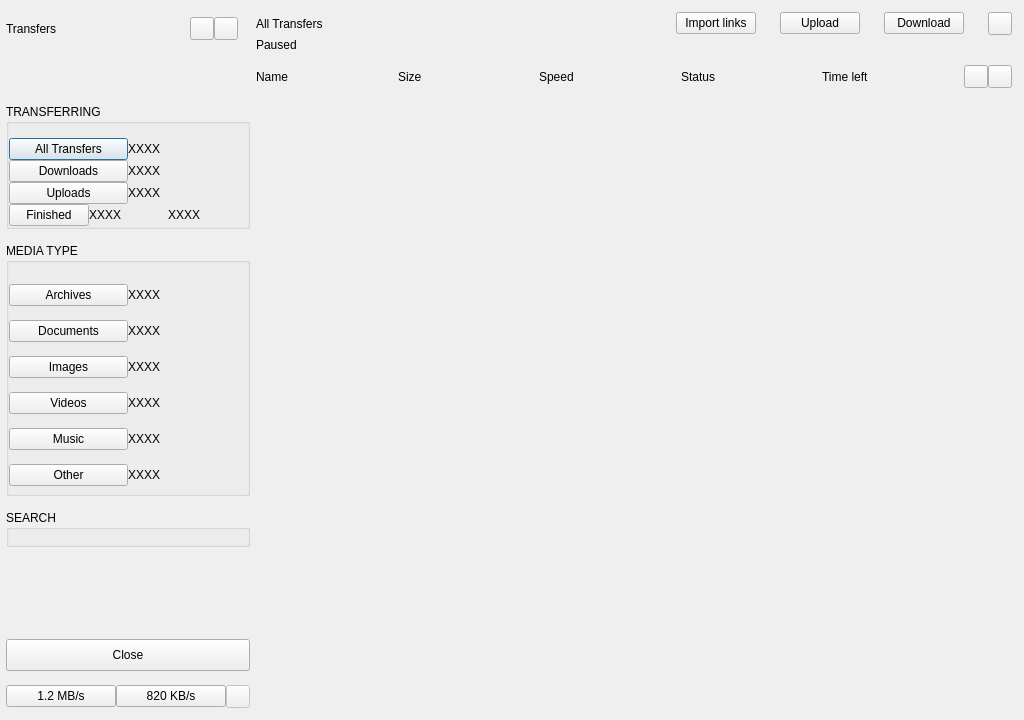
First picture: the form in src/MEGASync/gui/linux/TransferManager.ui, repository meganz/MEGAsync, before the edit.
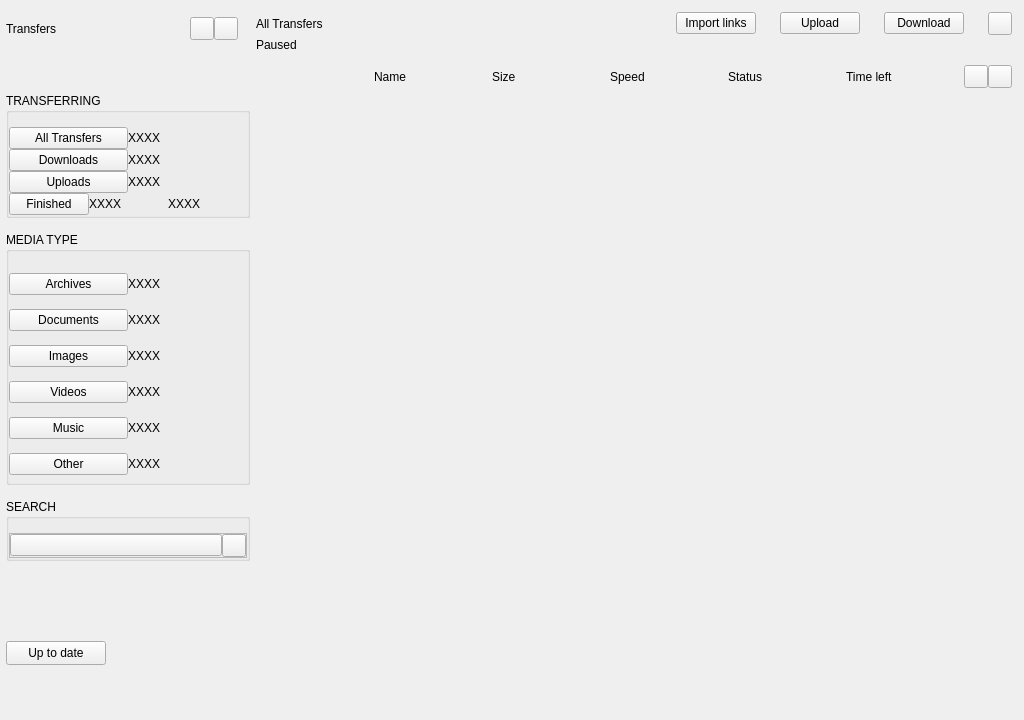
Second picture: the form after the edit. Icons and pictures are not drawn. Custom widgets are drawn as their Qt base class.

Commit message: Transfer Manager refresh: re-designed TransferManagerItem; implemented more logic, design

```diff
--- a/src/MEGASync/gui/linux/TransferManager.ui
+++ b/src/MEGASync/gui/linux/TransferManager.ui
@@ -570,6 +570,12 @@
                <iconset resource="../Resources_win.qrc">
                 <normaloff>:/images/ico_all_transfers.png</normaloff>:/images/ico_all_transfers.png</iconset>
                 </property>
+              <property name="autoDefault">
+               <bool>false</bool>
+              </property>
+              <property name="flat">
+               <bool>false</bool>
+              </property>
              </widget>
             </item>
             <item>
@@ -612,6 +618,9 @@
                <iconset resource="../Resources_win.qrc">
                 <normaloff>:/images/ico_download.png</normaloff>:/images/ico_download.png</iconset>
                 </property>
+              <property name="autoDefault">
+               <bool>false</bool>
+              </property>
              </widget>
             </item>
             <item>
@@ -654,6 +663,9 @@
                <iconset resource="../Resources_win.qrc">
                 <normaloff>:/images/ico_upload.png</normaloff>:/images/ico_upload.png</iconset>
                 </property>
+              <property name="autoDefault">
+               <bool>false</bool>
+              </property>
              </widget>
             </item>
             <item>
@@ -699,6 +711,9 @@
                <iconset resource="../Resources_win.qrc">
                 <normaloff>:/images/ico_finished.png</normaloff>:/images/ico_finished.png</iconset>
                 </property>
+              <property name="autoDefault">
+               <bool>false</bool>
+              </property>
              </widget>
             </item>
             <item>
@@ -775,6 +790,9 @@
                <iconset resource="../Resources_win.qrc">
                 <normaloff>:/images/drag_compressed.png</normaloff>:/images/drag_compressed.png</iconset>
               </property>
+              <property name="autoDefault">
+               <bool>false</bool>
+              </property>
              </widget>
             </item>
             <item>
@@ -820,6 +838,9 @@
                <iconset resource="../Resources_win.qrc">
                 <normaloff>:/images/drag_text.png</normaloff>:/images/drag_text.png</iconset>
               </property>
+              <property name="autoDefault">
+               <bool>false</bool>
+              </property>
              </widget>
             </item>
             <item>
@@ -865,6 +886,9 @@
                <iconset resource="../Resources_win.qrc">
                 <normaloff>:/images/drag_image.png</normaloff>:/images/drag_image.png</iconset>
               </property>
+              <property name="autoDefault">
+               <bool>false</bool>
+              </property>
              </widget>
             </item>
             <item>
@@ -910,6 +934,9 @@
                <iconset resource="../Resources_win.qrc">
                 <normaloff>:/images/drag_video.png</normaloff>:/images/drag_video.png</iconset>
               </property>
+              <property name="autoDefault">
+               <bool>false</bool>
+              </property>
              </widget>
             </item>
             <item>
@@ -955,6 +982,9 @@
                <iconset resource="../Resources_win.qrc">
                 <normaloff>:/images/drag_audio.png</normaloff>:/images/drag_audio.png</iconset>
               </property>
+              <property name="autoDefault">
+               <bool>false</bool>
+              </property>
              </widget>
             </item>
             <item>
@@ -1000,6 +1030,9 @@
                <iconset resource="../Resources_win.qrc">
                 <normaloff>:/images/drag_generic.png</normaloff>:/images/drag_generic.png</iconset>
               </property>
+              <property name="autoDefault">
+               <bool>false</bool>
+              </property>
              </widget>
             </item>
             <item>
@@ -1036,6 +1069,58 @@
          <property name="bottomMargin">
           <number>0</number>
          </property>
+         <item>
+          <widget class="QFrame" name="fSearchString">
+           <property name="frameShape">
+            <enum>QFrame::StyledPanel</enum>
+           </property>
+           <property name="frameShadow">
+            <enum>QFrame::Raised</enum>
+           </property>
+           <layout class="QHBoxLayout" name="horizontalLayout_14">
+            <property name="spacing">
+             <number>0</number>
+            </property>
+            <property name="leftMargin">
+             <number>0</number>
+            </property>
+            <property name="topMargin">
+             <number>0</number>
+            </property>
+            <property name="rightMargin">
+             <number>0</number>
+            </property>
+            <property name="bottomMargin">
+             <number>0</number>
+            </property>
+            <item>
+             <widget class="QPushButton" name="bSearchString">
+              <property name="text">
+               <string notr="true"/>
+              </property>
+              <property name="icon">
+               <iconset resource="../Resources_win.qrc">
+                <normaloff>:/images/ico_search.png</normaloff>:/images/ico_search.png</iconset>
+              </property>
+              <property name="autoDefault">
+               <bool>false</bool>
+              </property>
+             </widget>
+            </item>
+            <item>
+             <widget class="QToolButton" name="tClearSearchResult">
+              <property name="text">
+               <string/>
+              </property>
+              <property name="icon">
+               <iconset resource="../Resources_win.qrc">
+                <normaloff>:/images/ico_search_cancel.png</normaloff>:/images/ico_search_cancel.png</iconset>
+              </property>
+             </widget>
+            </item>
+           </layout>
+          </widget>
+         </item>
         </layout>
        </widget>
       </item>
@@ -1053,29 +1138,11 @@
        </spacer>
       </item>
       <item>
-       <widget class="QPushButton" name="bClose">
-        <property name="minimumSize">
-         <size>
-          <width>0</width>
-          <height>32</height>
-         </size>
+       <widget class="QStackedWidget" name="wStatus">
+        <property name="currentIndex">
+         <number>1</number>
         </property>
-        <property name="maximumSize">
-         <size>
-          <width>16777215</width>
-          <height>32</height>
-         </size>
-        </property>
-        <property name="cursor">
-         <cursorShape>PointingHandCursor</cursorShape>
-        </property>
-        <property name="text">
-         <string>Close</string>
-        </property>
-       </widget>
-      </item>
-      <item>
-       <widget class="QWidget" name="wSpeedAndClear" native="true">
+        <widget class="QWidget" name="wSpeedAndClear">
         <layout class="QHBoxLayout" name="horizontalLayout">
          <property name="spacing">
           <number>0</number>
@@ -1130,6 +1197,26 @@
          </item>
         </layout>
        </widget>
+        <widget class="QWidget" name="pUpToDate">
+         <widget class="QPushButton" name="bUpToDate">
+          <property name="geometry">
+           <rect>
+            <x>0</x>
+            <y>0</y>
+            <width>100</width>
+            <height>24</height>
+           </rect>
+          </property>
+          <property name="text">
+           <string>Up to date</string>
+          </property>
+          <property name="icon">
+           <iconset resource="../Resources_win.qrc">
+            <normaloff>:/images/ico_menu_uptodate_state.png</normaloff>:/images/ico_menu_uptodate_state.png</iconset>
+          </property>
+         </widget>
+        </widget>
+       </widget>
       </item>
      </layout>
     </widget>
@@ -1280,6 +1367,9 @@
             <property name="bottomMargin">
              <number>0</number>
             </property>
+            <item>
+             <widget class="QWidget" name="wEmpty" native="true"/>
+            </item>
             <item>
              <widget class="QLabel" name="lName">
               <property name="text">
```
Left out of the diff: 124 changed lines with no effect on the pictures. Lines whose indentation alone changed are shown as unchanged. The commit also changes 7 other files.
